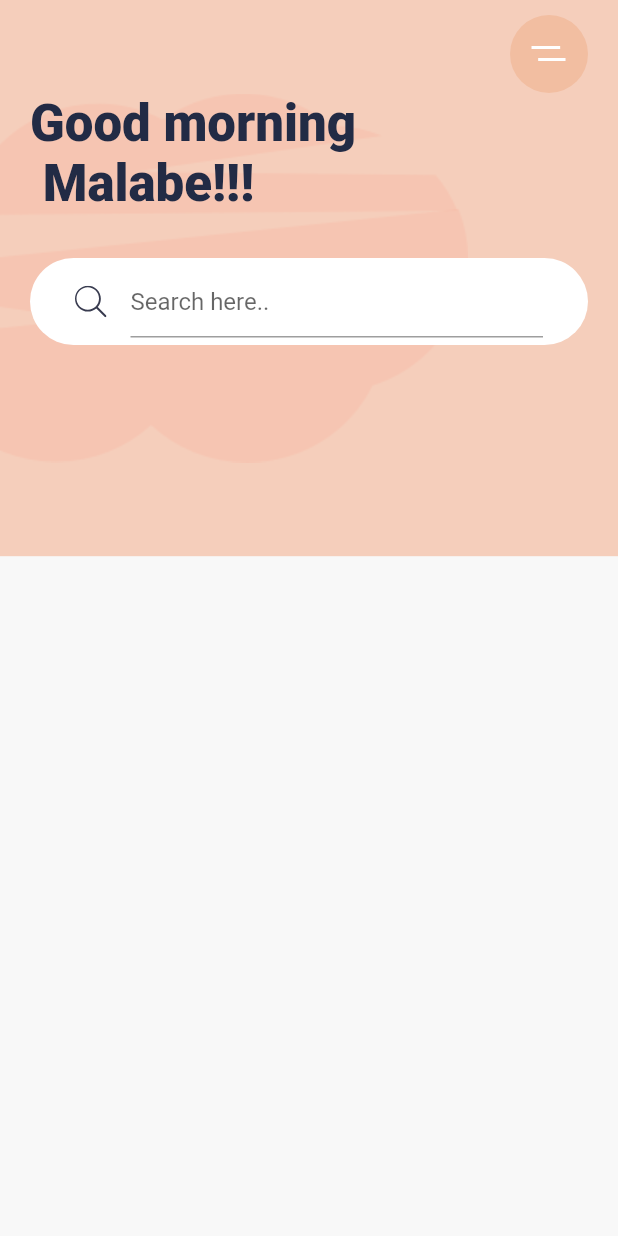
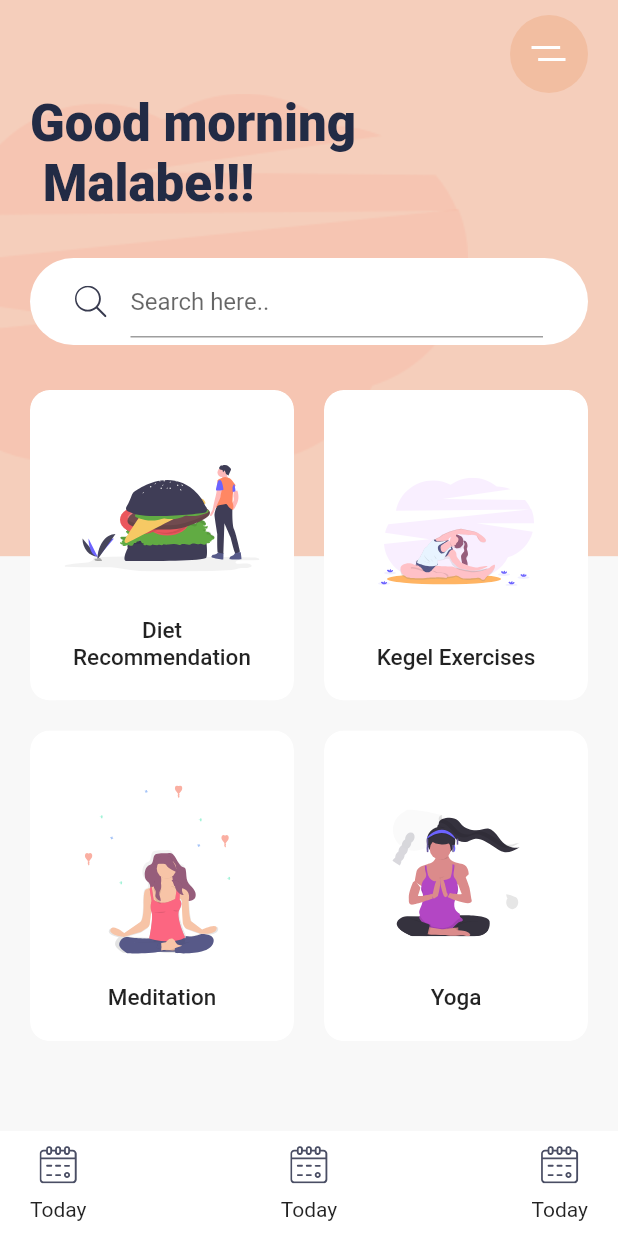
Before and after one commit to kalananimsara/daily-exercise-app, a Flutter app: the screen it shows after launch, on a phone screen of 412 x 824 dp. Run offline on Flutter 3.47's test engine with Material 2 defaults, Android fonts, the phone set to English and light mode, and no system bars; our stand-ins replace flutter_svg.

Commit message:
feat: add main function titles ✌✌

```diff
--- a/lib/main.dart
+++ b/lib/main.dart
@@ -1,4 +1,5 @@
 import 'package:daily_exercise_app/constants.dart';
+import 'package:daily_exercise_app/widgets/category_card.dart';
 import 'package:flutter/material.dart';
 import 'package:flutter_svg/flutter_svg.dart';
 
@@ -29,6 +30,19 @@ class HomeScreen extends StatelessWidget {
     var size = MediaQuery.of(context)
         .size; //This gonna give us a total width and height of our device!!!
     return Scaffold(
+      bottomNavigationBar: Container(
+        padding: EdgeInsets.symmetric(horizontal: 20, vertical: 10),
+        height: 70,
+        color: Colors.white,
+        child: Row(
+          mainAxisAlignment: MainAxisAlignment.spaceBetween,
+          children: [
+            BottomNavItem(),
+            BottomNavItem(),
+            BottomNavItem(),
+          ],
+        ),
+      ),
       body: Stack(
         children: <Widget>[
           Container(
@@ -79,7 +93,33 @@ class HomeScreen extends StatelessWidget {
                       icon: SvgPicture.asset("assets/icons/search.svg"),
                     ),
                   ),
-                )
+                ),
+                Expanded(
+                    child: GridView.count(
+                  crossAxisCount: 2,
+                  childAspectRatio: .85,
+                  crossAxisSpacing: 20,
+                  mainAxisSpacing: 20,
+                  children: <Widget>[
+                    CategoryCard(
+                      title: "Diet Recommendation",
+                      svgSrc: "assets/icons/Hamburger.svg",
+                      press: () {},
+                    ),
+                    CategoryCard(
+                        title: "Kegel Exercises",
+                        svgSrc: "assets/icons/Excrecises.svg",
+                        press: () {}),
+                    CategoryCard(
+                        title: "Meditation",
+                        svgSrc: "assets/icons/Meditation.svg",
+                        press: () {}),
+                    CategoryCard(
+                        title: "Yoga",
+                        svgSrc: "assets/icons/yoga.svg",
+                        press: () {}),
+                  ],
+                ))
               ],
             ),
           ))
@@ -88,3 +128,23 @@ class HomeScreen extends StatelessWidget {
     );
   }
 }
+
+class BottomNavItem extends StatelessWidget {
+  final String svgIcon;
+  final String title;
+  const BottomNavItem({Key key, this.svgIcon, this.title}) : super(key: key);
+
+  @override
+  Widget build(BuildContext context) {
+    return GestureDetector(
+      onTap: () {},
+      child: Column(
+        mainAxisAlignment: MainAxisAlignment.spaceBetween,
+        children: <Widget>[
+          SvgPicture.asset("assets/icons/calendar.svg"),
+          Text("Today")
+        ],
+      ),
+    );
+  }
+}
--- /dev/null
+++ b/lib/widgets/category_card.dart
@@ -0,0 +1,54 @@
+import 'package:daily_exercise_app/constants.dart';
+import 'package:flutter/material.dart';
+import 'package:flutter_svg/flutter_svg.dart';
+
+class CategoryCard extends StatelessWidget {
+  final String svgSrc;
+  final String title;
+  final Function press;
+  const CategoryCard({Key key, this.svgSrc, this.title, this.press})
+      : super(key: key);
+
+  @override
+  Widget build(BuildContext context) {
+    return ClipRRect(
+      borderRadius: BorderRadius.circular(13),
+      child: Container(
+        decoration: BoxDecoration(
+            color: Colors.white,
+            borderRadius: BorderRadius.circular(13),
+            boxShadow: [
+              BoxShadow(
+                  offset: Offset(0, 17),
+                  blurRadius: 17,
+                  spreadRadius: -23,
+                  color: kShadowColor)
+            ]),
+        child: Material(
+          color: Colors.transparent,
+          child: InkWell(
+            onTap: press,
+            child: Padding(
+              padding: const EdgeInsets.all(20.0),
+              child: Column(
+                children: <Widget>[
+                  Spacer(),
+                  SvgPicture.asset(svgSrc),
+                  Spacer(),
+                  Text(
+                    title,
+                    textAlign: TextAlign.center,
+                    style: Theme.of(context)
+                        .textTheme
+                        .title
+                        .copyWith(fontSize: 15),
+                  )
+                ],
+              ),
+            ),
+          ),
+        ),
+      ),
+    );
+  }
+}
```
